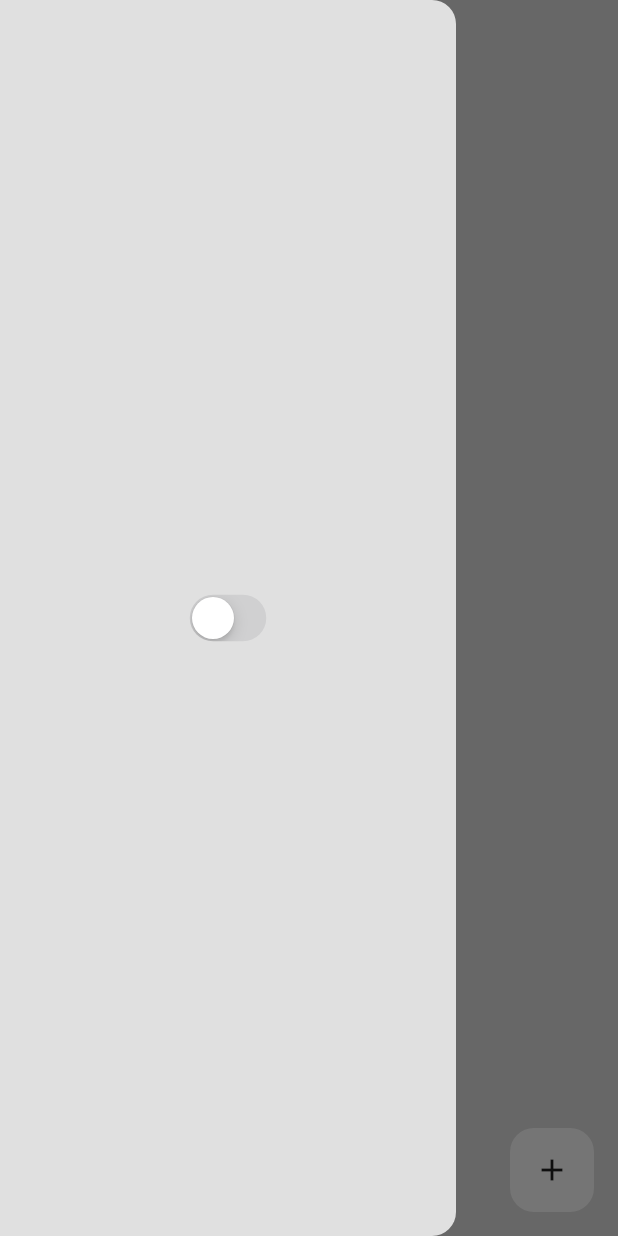
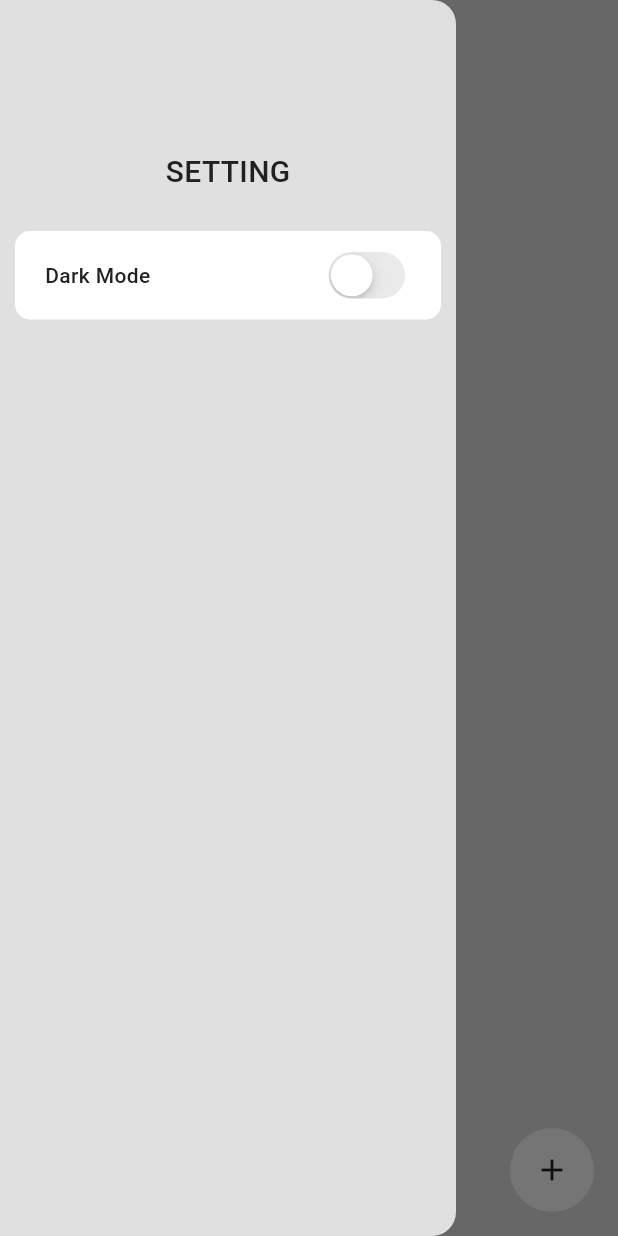
Before and after one commit to subbni/habit-tracker, a Flutter app: the screen it shows after launch, with the side drawer open, on a phone screen of 412 x 824 dp. Run offline on Flutter 3.47's test engine with Material 3 defaults, Android fonts, the phone set to English and light mode, and no system bars; our stand-ins replace flutter_heatmap_calendar, flutter_slidable, isar; accounts and stored records are empty; generated files the repository leaves out were written again.

Commit message:
[feat] drawer mode swtich에 Dark Mode 라벨 추가 - 디자인 리팩토링

```diff
--- a/lib/components/my_drawer.dart
+++ b/lib/components/my_drawer.dart
@@ -10,11 +10,48 @@ class MyDrawer extends StatelessWidget {
   Widget build(BuildContext context) {
     return Drawer(
       backgroundColor: Theme.of(context).colorScheme.surface,
-      child: Center(
-        child: CupertinoSwitch(
-          value: Provider.of<ThemeProvider>(context).isDarkMode,
-          onChanged: (value) =>
-              Provider.of<ThemeProvider>(context, listen: false).toggleTheme(),
+      child: Padding(
+        padding: const EdgeInsets.only(top: 100, bottom: 50),
+        child: Column(
+          mainAxisAlignment: MainAxisAlignment.start,
+          children: [
+            Text(
+              "SETTING",
+              style: TextStyle(
+                color: Theme.of(context).colorScheme.inversePrimary,
+                fontSize: 20,
+                fontWeight: FontWeight.w500,
+              ),
+            ),
+            const SizedBox(height: 20),
+            Container(
+              decoration: BoxDecoration(
+                color: Theme.of(context).colorScheme.tertiary,
+                borderRadius: BorderRadius.circular(10),
+              ),
+              margin: const EdgeInsets.symmetric(vertical: 5, horizontal: 10),
+              padding: EdgeInsets.symmetric(vertical: 10, horizontal: 20),
+              child: Row(
+                mainAxisAlignment: MainAxisAlignment.spaceBetween,
+                children: [
+                  Text(
+                    "Dark Mode",
+                    style: TextStyle(
+                      color: Theme.of(context).colorScheme.inversePrimary,
+                      fontWeight: FontWeight.w500,
+                    ),
+                  ),
+                  CupertinoSwitch(
+                    value: Provider.of<ThemeProvider>(context).isDarkMode,
+                    onChanged: (value) => Provider.of<ThemeProvider>(
+                      context,
+                      listen: false,
+                    ).toggleTheme(),
+                  ),
+                ],
+              ),
+            ),
+          ],
         ),
       ),
     );
--- a/lib/pages/home_page.dart
+++ b/lib/pages/home_page.dart
@@ -160,6 +160,7 @@ class _HomePageState extends State<HomePage> {
         onPressed: createNewHabit,
         elevation: 0,
         backgroundColor: Theme.of(context).colorScheme.tertiary,
+        shape: const CircleBorder(),
         child: Icon(
           Icons.add,
           color: Theme.of(context).colorScheme.inversePrimary,
```
